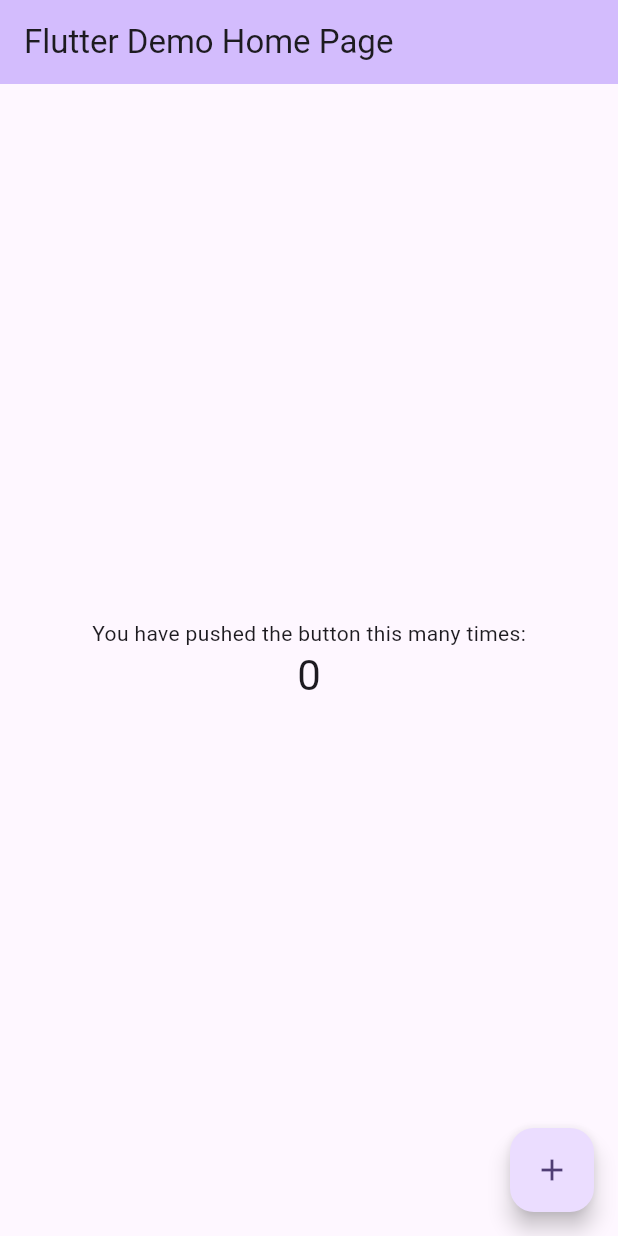
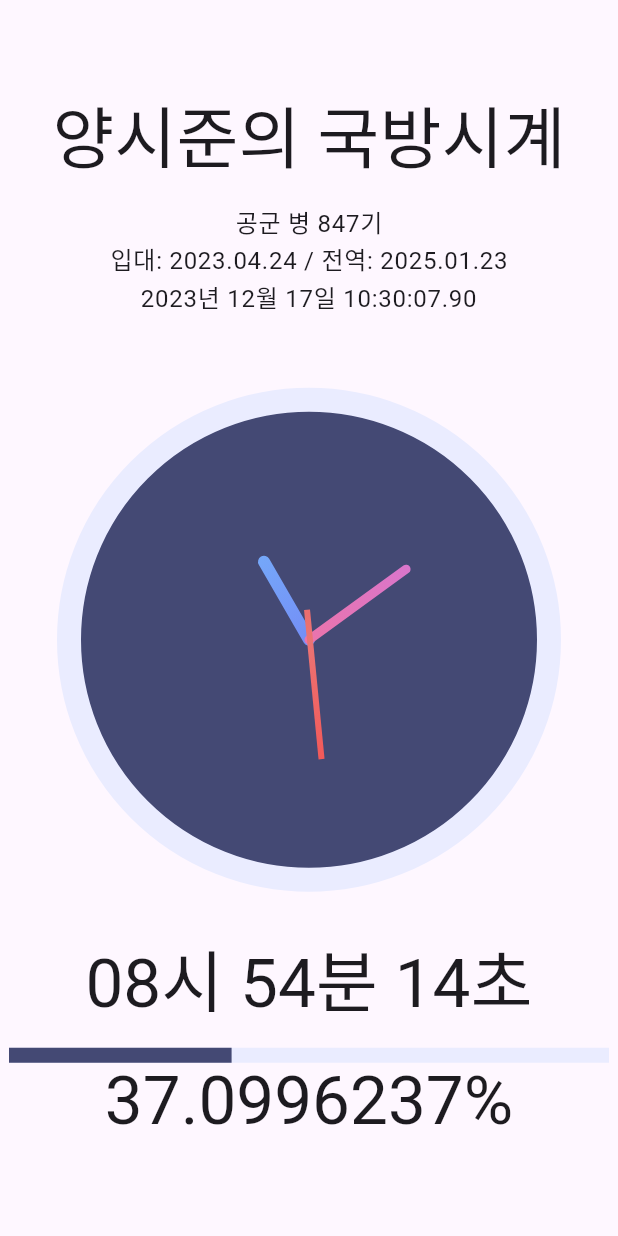
Before and after one commit to yangsijun/my-gukbang-clock, a Flutter app: the screen it shows after launch, on a phone screen of 412 x 824 dp. Run offline on Flutter 3.47's test engine with Material 3 defaults, Android fonts, the phone set to English and light mode, and no system bars.

Commit message:
Update Home Page, main and import files

```diff
--- a/my_gukbang_clock_flutter/lib/main.dart
+++ b/my_gukbang_clock_flutter/lib/main.dart
@@ -1,4 +1,5 @@
 import 'package:flutter/material.dart';
+import 'package:my_gukbang_clock_flutter/views.dart';
 
 void main() {
   runApp(const MyApp());
@@ -7,119 +8,15 @@ void main() {
 class MyApp extends StatelessWidget {
   const MyApp({super.key});
 
-  // This widget is the root of your application.
   @override
   Widget build(BuildContext context) {
     return MaterialApp(
-      title: 'Flutter Demo',
+      title: 'Clock Demo',
       theme: ThemeData(
-        // This is the theme of your application.
-        //
-        // TRY THIS: Try running your application with "flutter run". You'll see
-        // the application has a blue toolbar. Then, without quitting the app,
-        // try changing the seedColor in the colorScheme below to Colors.green
-        // and then invoke "hot reload" (save your changes or press the "hot
-        // reload" button in a Flutter-supported IDE, or press "r" if you used
-        // the command line to start the app).
-        //
-        // Notice that the counter didn't reset back to zero; the application
-        // state is not lost during the reload. To reset the state, use hot
-        // restart instead.
-        //
-        // This works for code too, not just values: Most code changes can be
-        // tested with just a hot reload.
         colorScheme: ColorScheme.fromSeed(seedColor: Colors.deepPurple),
         useMaterial3: true,
       ),
-      home: const MyHomePage(title: 'Flutter Demo Home Page'),
+      home: HomePage(),
     );
   }
 }
-
-class MyHomePage extends StatefulWidget {
-  const MyHomePage({super.key, required this.title});
-
-  // This widget is the home page of your application. It is stateful, meaning
-  // that it has a State object (defined below) that contains fields that affect
-  // how it looks.
-
-  // This class is the configuration for the state. It holds the values (in this
-  // case the title) provided by the parent (in this case the App widget) and
-  // used by the build method of the State. Fields in a Widget subclass are
-  // always marked "final".
-
-  final String title;
-
-  @override
-  State<MyHomePage> createState() => _MyHomePageState();
-}
-
-class _MyHomePageState extends State<MyHomePage> {
-  int _counter = 0;
-
-  void _incrementCounter() {
-    setState(() {
-      // This call to setState tells the Flutter framework that something has
-      // changed in this State, which causes it to rerun the build method below
-      // so that the display can reflect the updated values. If we changed
-      // _counter without calling setState(), then the build method would not be
-      // called again, and so nothing would appear to happen.
-      _counter++;
-    });
-  }
-
-  @override
-  Widget build(BuildContext context) {
-    // This method is rerun every time setState is called, for instance as done
-    // by the _incrementCounter method above.
-    //
-    // The Flutter framework has been optimized to make rerunning build methods
-    // fast, so that you can just rebuild anything that needs updating rather
-    // than having to individually change instances of widgets.
-    return Scaffold(
-      appBar: AppBar(
-        // TRY THIS: Try changing the color here to a specific color (to
-        // Colors.amber, perhaps?) and trigger a hot reload to see the AppBar
-        // change color while the other colors stay the same.
-        backgroundColor: Theme.of(context).colorScheme.inversePrimary,
-        // Here we take the value from the MyHomePage object that was created by
-        // the App.build method, and use it to set our appbar title.
-        title: Text(widget.title),
-      ),
-      body: Center(
-        // Center is a layout widget. It takes a single child and positions it
-        // in the middle of the parent.
-        child: Column(
-          // Column is also a layout widget. It takes a list of children and
-          // arranges them vertically. By default, it sizes itself to fit its
-          // children horizontally, and tries to be as tall as its parent.
-          //
-          // Column has various properties to control how it sizes itself and
-          // how it positions its children. Here we use mainAxisAlignment to
-          // center the children vertically; the main axis here is the vertical
-          // axis because Columns are vertical (the cross axis would be
-          // horizontal).
-          //
-          // TRY THIS: Invoke "debug painting" (choose the "Toggle Debug Paint"
-          // action in the IDE, or press "p" in the console), to see the
-          // wireframe for each widget.
-          mainAxisAlignment: MainAxisAlignment.center,
-          children: <Widget>[
-            const Text(
-              'You have pushed the button this many times:',
-            ),
-            Text(
-              '$_counter',
-              style: Theme.of(context).textTheme.headlineMedium,
-            ),
-          ],
-        ),
-      ),
-      floatingActionButton: FloatingActionButton(
-        onPressed: _incrementCounter,
-        tooltip: 'Increment',
-        child: const Icon(Icons.add),
-      ), // This trailing comma makes auto-formatting nicer for build methods.
-    );
-  }
-}
--- /dev/null
+++ b/my_gukbang_clock_flutter/lib/models.dart
@@ -0,0 +1,2 @@
+export 'models/clock_model.dart';
+export 'models/gukbang_clock_model.dart';
--- /dev/null
+++ b/my_gukbang_clock_flutter/lib/viewmodels.dart
@@ -0,0 +1,2 @@
+export 'viewmodels/clock_viewmodel.dart';
+export 'viewmodels/gukbang_clock_viewmodel.dart';
--- /dev/null
+++ b/my_gukbang_clock_flutter/lib/views.dart
@@ -0,0 +1,5 @@
+export 'views/homepage.dart';
+export 'views/clock_view.dart';
+export 'views/gukbang_clock_view.dart';
+export 'views/gukbang_analog_clock_view.dart';
+export 'views/gukbang_time_percent_string_view.dart';
--- /dev/null
+++ b/my_gukbang_clock_flutter/lib/views/homepage.dart
@@ -0,0 +1,47 @@
+import 'package:flutter/material.dart';
+
+import 'package:my_gukbang_clock_flutter/views.dart';
+import 'package:my_gukbang_clock_flutter/views/gukbang_time_percent_status_bar_view.dart';
+
+class HomePage extends StatelessWidget {
+  final ClockView clockView = ClockView();
+  final GukbangAnalogClockView gukbangAnalogClockView = GukbangAnalogClockView();
+  final GukbangClockView gukbangClockView = GukbangClockView();
+  final GukbangTimePercentStatusBarView gukbangTimePercentStatusBarView = GukbangTimePercentStatusBarView();
+  final GukbangTimePercentStringView gukbangTimePercentStringView = GukbangTimePercentStringView();
+
+  HomePage({Key? key}) : super(key: key);
+
+  @override
+  Widget build(BuildContext context) {
+    return Scaffold(
+      body: Center(
+        child: Column(
+          mainAxisAlignment: MainAxisAlignment.center,
+          children: [
+            Text(
+              '양시준의 국방시계',
+              style: Theme.of(context).textTheme.displayMedium,
+            ),
+            const SizedBox(height: 16),
+            Text(
+              '공군 병 847기',
+              style: Theme.of(context).textTheme.bodyLarge,
+            ),
+            Text(
+              '입대: 2023.04.24 / 전역: 2025.01.23',
+              style: Theme.of(context).textTheme.bodyLarge,
+            ),
+            clockView,
+            const SizedBox(height: 16),
+            gukbangAnalogClockView,
+            gukbangClockView,
+            const SizedBox(height: 16),
+            gukbangTimePercentStatusBarView,
+            gukbangTimePercentStringView,
+          ],
+        ),
+      ),
+    );
+  }
+}
```
Also changed, not shown: 1 other file.
